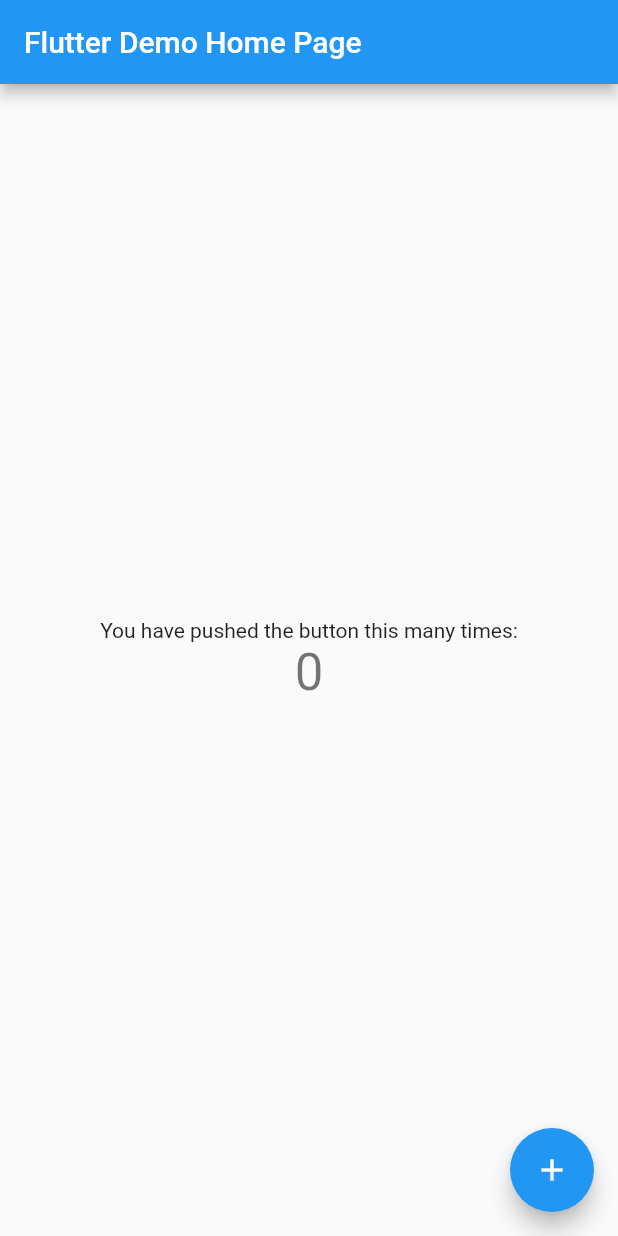
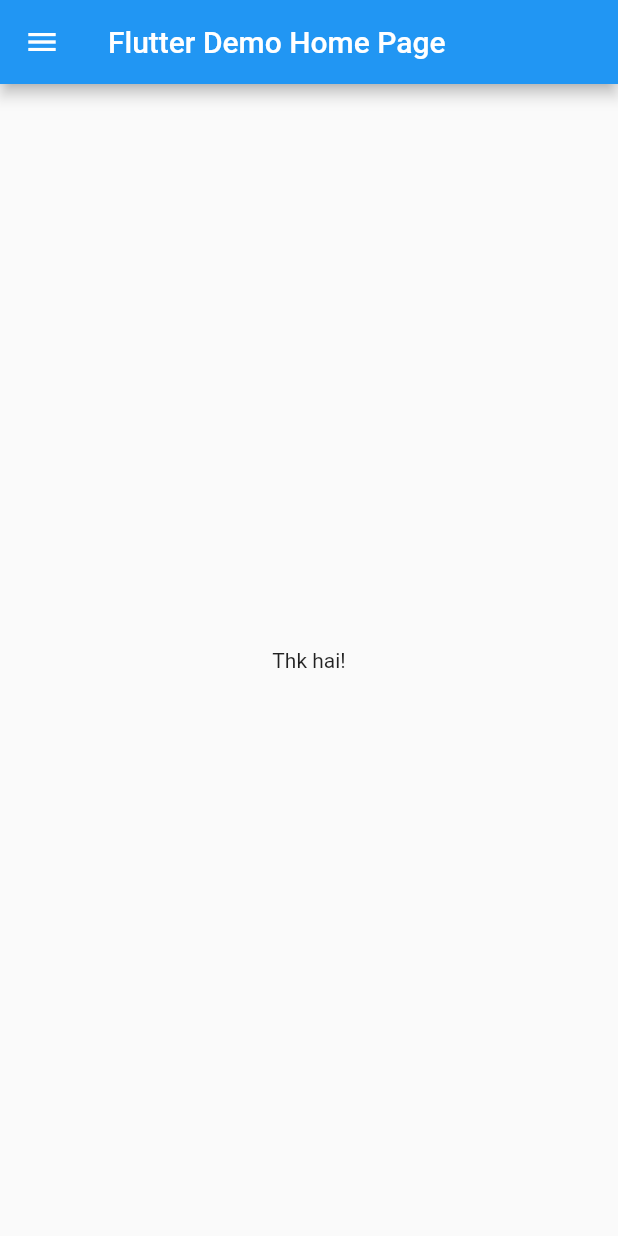
Before and after one commit to Attendance-System-G14/SATS-Frontend, a Flutter app: the MyHomePage screen opened directly, on a phone screen of 412 x 824 dp. Run offline on Flutter 3.47's test engine with Material 2 defaults, Android fonts, the phone set to English and light mode, and no system bars; our stand-ins replace flutter_dotenv, google_sign_in, shared_preferences; accounts and stored records are empty.

```diff
--- a/lib/home.dart
+++ b/lib/Faculty/home.dart
@@ -1,4 +1,5 @@
 import 'package:flutter/material.dart';
+import 'package:sats/Faculty/drawer.dart';
 
 class MyHomePage extends StatefulWidget {
   MyHomePage({Key key, this.title}) : super(key: key);
@@ -11,11 +12,6 @@ class MyHomePage extends StatefulWidget {
 }
 
 class _MyHomePageState extends State<MyHomePage> {
-  int _counter = 0;
-
-  void _incrementCounter() {
-     Navigator.pushNamed(context, '/login');
-  }
 
   @override
   Widget build(BuildContext context) {
@@ -23,25 +19,17 @@ class _MyHomePageState extends State<MyHomePage> {
       appBar: AppBar(
         title: Text(widget.title),
       ),
+      drawer: CustomDrawer(),
       body: Center(
         child: Column(
           mainAxisAlignment: MainAxisAlignment.center,
           children: <Widget>[
             Text(
-              'You have pushed the button this many times:',
-            ),
-            Text(
-              '$_counter',
-              style: Theme.of(context).textTheme.display1,
+              'Thk hai!',
             ),
           ],
         ),
       ),
-      floatingActionButton: FloatingActionButton(
-        onPressed: _incrementCounter,
-        tooltip: 'Increment',
-        child: Icon(Icons.add),
-      ), // This trailing comma makes auto-formatting nicer for build methods.
     );
   }
 }
--- a/lib/auth/auth.dart
+++ b/lib/auth/auth.dart
@@ -7,6 +7,7 @@ import 'package:shared_preferences/shared_preferences.dart';
 class Auth extends ChangeNotifier {
   String token;
   String name;
+  String email;
   bool logined = false;
 
   Future<void> init() async {
@@ -22,6 +23,7 @@ class Auth extends ChangeNotifier {
     try {
       User user = await getUserDetail(token);
       this.name = user.firstName + ' ' + user.lastName;
+      this.email = user.email;
     } catch (e) {
       print("Token: ");
       print(token);
@@ -49,12 +51,14 @@ class Auth extends ChangeNotifier {
     SharedPreferences prefs = await SharedPreferences.getInstance();
     prefs.setString('DJANGO_TOKEN', this.token);
     prefs.setString('FULL_NAME', this.name);
+    prefs.setString('EMAIL', this.email);
   }
 
   loadLoginPrefs() async {
     SharedPreferences prefs = await SharedPreferences.getInstance();
     this.token = prefs.getString('DJANGO_TOKEN') ?? null;
     this.name = prefs.getString('FULL_NAME') ?? null;
+    this.email = prefs.getString('EMAIL') ?? null;
   }
 
   Future<bool> checkLogin(BuildContext context) async {
--- a/lib/main.dart
+++ b/lib/main.dart
@@ -1,9 +1,9 @@
 import 'package:flutter/material.dart';
 import 'package:flutter_dotenv/flutter_dotenv.dart';
 import 'package:provider/provider.dart';
+import 'package:sats/Faculty/home.dart';
 import 'package:sats/auth/auth.dart';
 import 'package:sats/auth/views/login_page.dart';
-import 'package:sats/home.dart';
 
 Future<void> main() async {
   await DotEnv().load('.env'); // load environment variable
```
Also changed, not shown: lib/Faculty/drawer.dart (added, +38 -0 lines).
